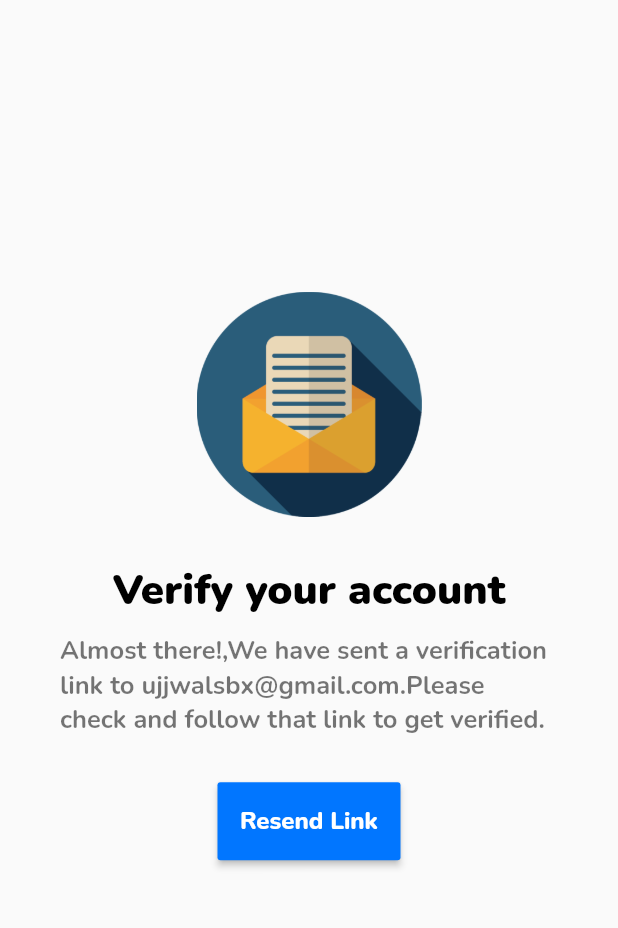
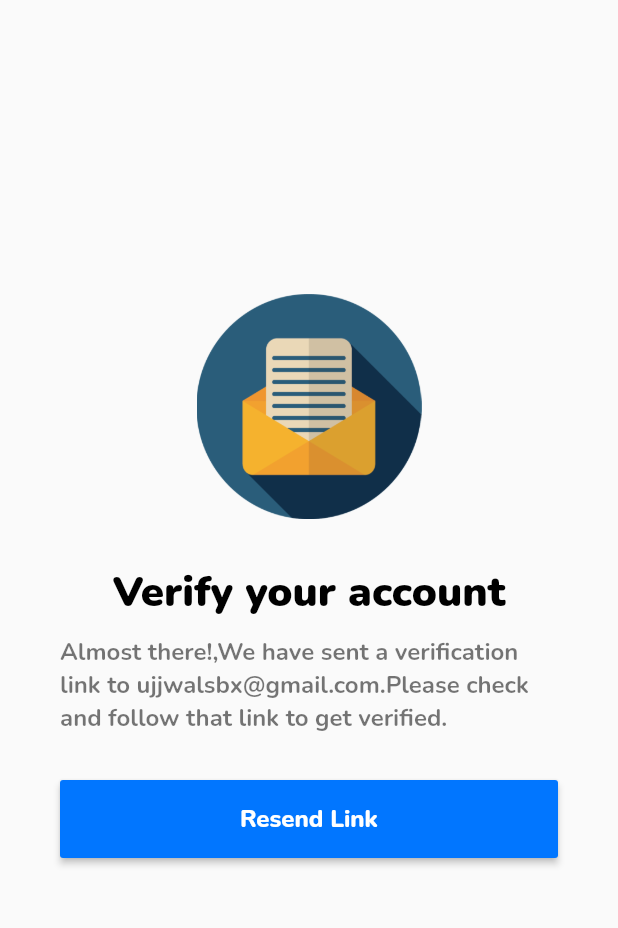
Before and after one commit to Ashutosh619-sudo/Track-Buddy, a Flutter app: the Verification screen opened directly, on a phone screen of 412 x 824 dp, the part 84-1012 px from its top. Run offline on Flutter 3.47's test engine with Material 2 defaults, Android fonts, the light colour scheme and no system bars; our stand-ins replace google_fonts.

Commit message:
changes made

```diff
--- a/lib/main.dart
+++ b/lib/main.dart
@@ -1,6 +1,5 @@
 import 'package:flutter/material.dart';
-import 'package:track_buddy/screens/addPicture.dart';
-import 'package:track_buddy/screens/login.dart';
+import 'package:track_buddy/screens/verification.dart';
 
 void main() {
   runApp(MyApp());
@@ -13,7 +12,7 @@ class MyApp extends StatelessWidget {
     return MaterialApp(
       title: 'Flutter Demo',
       debugShowCheckedModeBanner: false,
-      home: AddPicture(),
+      home: Verification(),
     );
   }
 }
--- a/lib/screens/verification.dart
+++ b/lib/screens/verification.dart
@@ -59,11 +59,12 @@ class Verification extends StatelessWidget {
                 style: GoogleFonts.nunito(
                   fontWeight: FontWeight.bold,
                   color: Colors.black54,
-                  fontSize: 17,
+                  fontSize: 16,
                 ),
               ),
             ),
             Container(
+              width: double.infinity,
               margin: EdgeInsets.only(top: 30),
               child: RaisedButton(
                 onPressed: () {},
```
